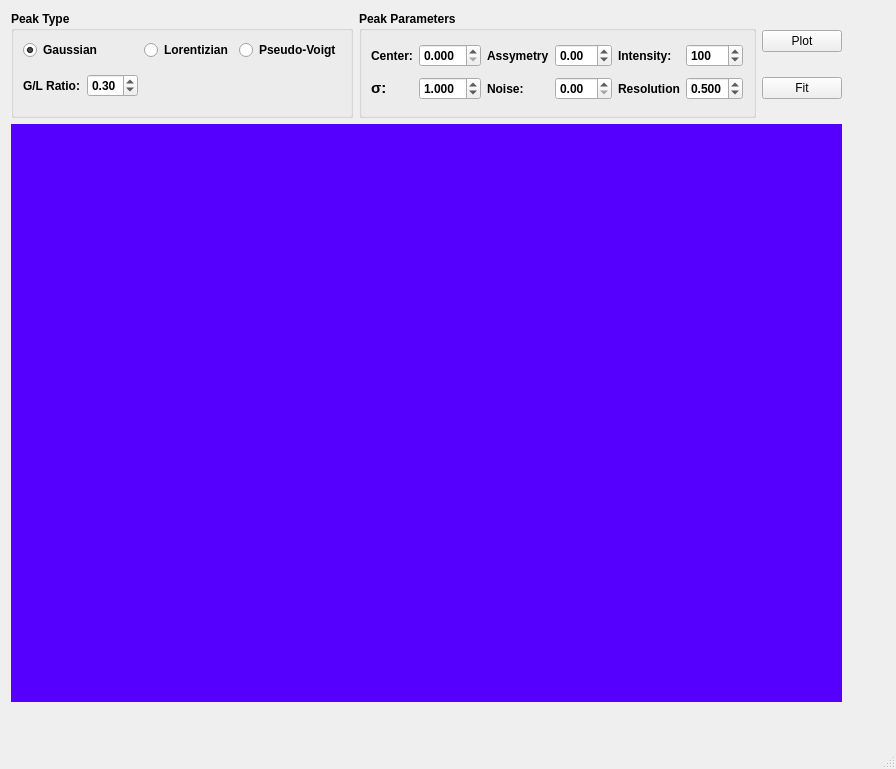
Above: main_window.ui from rogeriogrossi/peak_simulation before the change. Below: the same form after it.
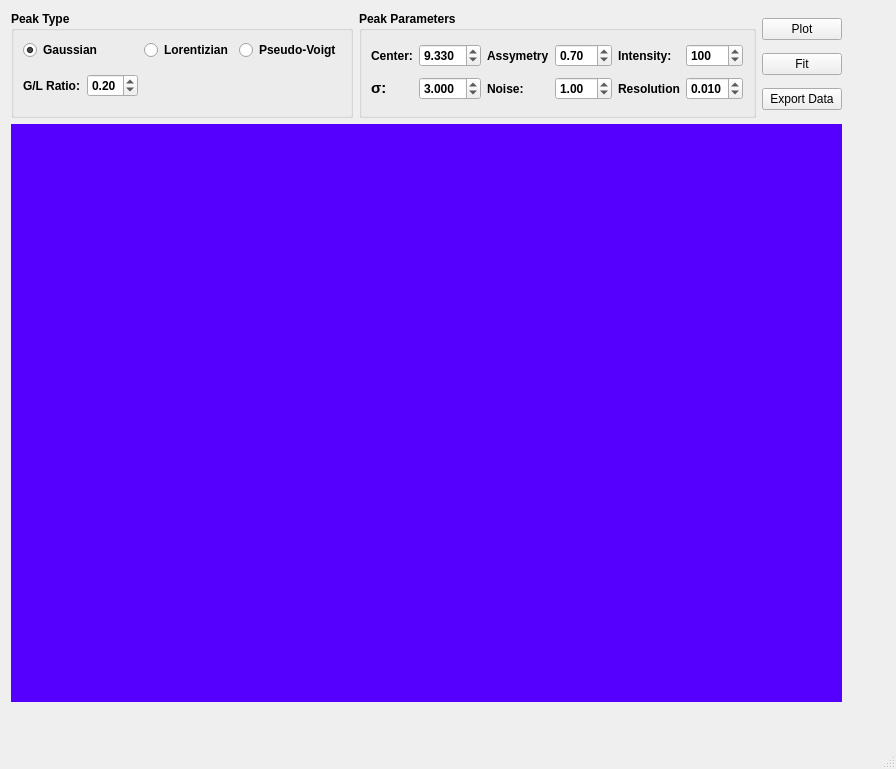
That is the form after the change.

Commit message: adds new scale for standard deviation adds export data to csv file

What changed in the file:
```diff
--- a/main_window.ui
+++ b/main_window.ui
@@ -23,7 +23,7 @@
    <string>Peak Simulation</string>
   </property>
   <widget class="QWidget" name="centralwidget">
-   <widget class="QWidget" name="">
+   <widget class="QWidget" name="layoutWidget">
     <property name="geometry">
      <rect>
       <x>11</x>
@@ -93,7 +93,7 @@
              <double>0.010000000000000</double>
             </property>
             <property name="value">
-             <double>0.300000000000000</double>
+             <double>0.200000000000000</double>
             </property>
            </widget>
           </item>
@@ -153,6 +153,12 @@
             <property name="maximum">
              <double>99.989999999999995</double>
             </property>
+            <property name="singleStep">
+             <double>0.010000000000000</double>
+            </property>
+            <property name="value">
+             <double>9.330000000000000</double>
+            </property>
            </widget>
           </item>
           <item row="0" column="2">
@@ -173,6 +179,9 @@
             <property name="singleStep">
              <double>0.010000000000000</double>
             </property>
+            <property name="value">
+             <double>0.700000000000000</double>
+            </property>
            </widget>
           </item>
           <item row="0" column="4">
@@ -228,7 +237,7 @@
              <double>0.050000000000000</double>
             </property>
             <property name="value">
-             <double>1.000000000000000</double>
+             <double>3.000000000000000</double>
             </property>
            </widget>
           </item>
@@ -247,6 +256,9 @@
             <property name="singleStep">
              <double>0.100000000000000</double>
             </property>
+            <property name="value">
+             <double>1.000000000000000</double>
+            </property>
            </widget>
           </item>
           <item row="1" column="4">
@@ -262,7 +274,7 @@
              <number>3</number>
             </property>
             <property name="minimum">
-             <double>0.010000000000000</double>
+             <double>0.001000000000000</double>
             </property>
             <property name="maximum">
              <double>2.000000000000000</double>
@@ -271,7 +283,7 @@
              <double>0.010000000000000</double>
             </property>
             <property name="value">
-             <double>0.500000000000000</double>
+             <double>0.010000000000000</double>
             </property>
            </widget>
           </item>
@@ -300,6 +312,16 @@
            </property>
           </widget>
          </item>
+         <item>
+          <widget class="QPushButton" name="btExport">
+           <property name="enabled">
+            <bool>true</bool>
+           </property>
+           <property name="text">
+            <string>Export Data</string>
+           </property>
+          </widget>
+         </item>
         </layout>
        </item>
       </layout>
```
Left out of the diff: 2 changed lines with no effect on the pictures. The commit also changes 3 other files.
